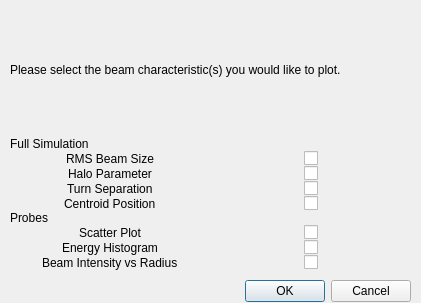
First picture: the form in py_particle_processor_qt/tools/BeamChar/beamchargui.ui, repository DanielWinklehner/py_particle_processor, before the edit.
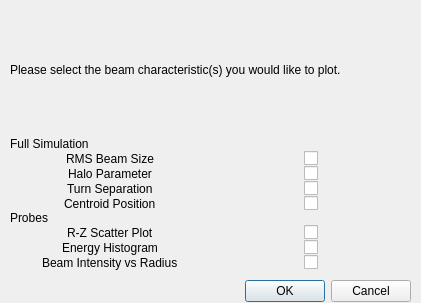
Second picture: the form after the edit.

Patch:
```diff
--- a/py_particle_processor_qt/tools/BeamChar/beamchargui.ui
+++ b/py_particle_processor_qt/tools/BeamChar/beamchargui.ui
@@ -170,7 +170,7 @@
        <item row="8" column="0" alignment="Qt::AlignHCenter">
         <widget class="QLabel" name="label_10">
          <property name="text">
-          <string>Scatter Plot</string>
+          <string>R-Z Scatter Plot</string>
          </property>
         </widget>
        </item>
```
